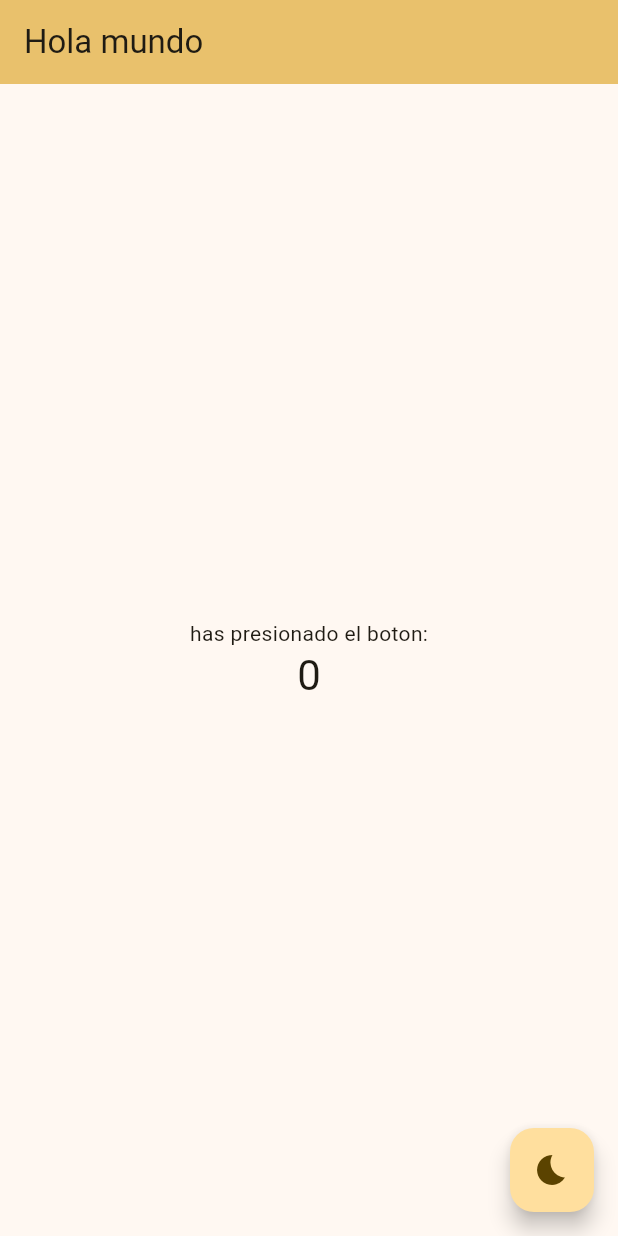
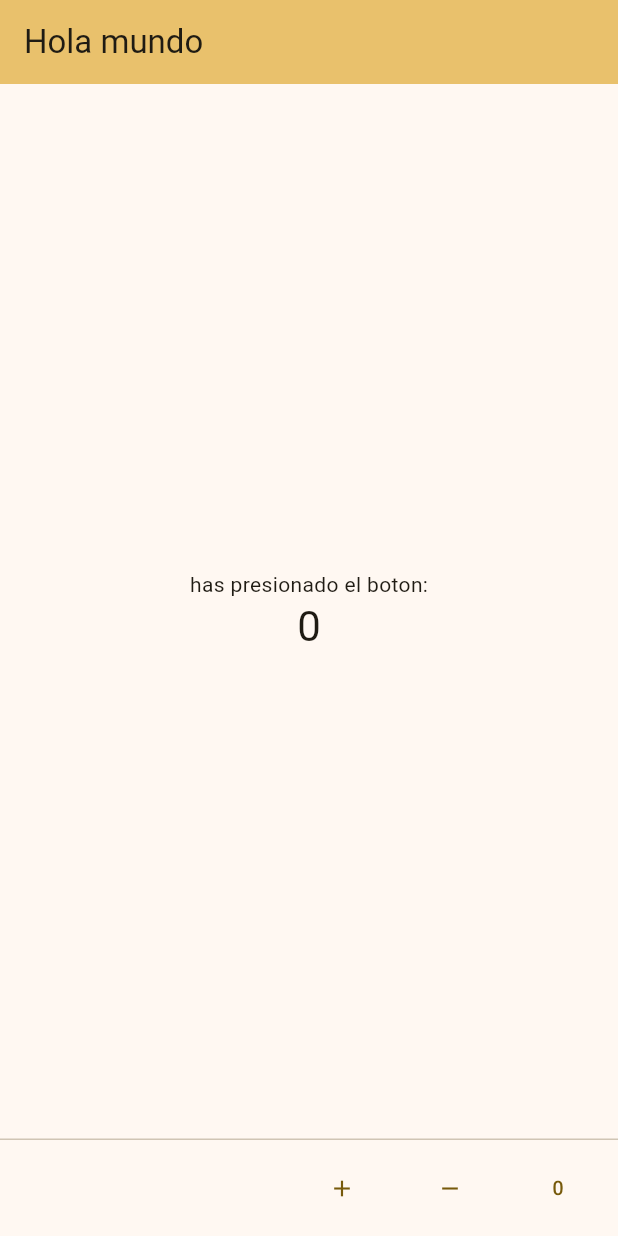
Before and after one commit to gekicchi/3479A321_2022479016, a Flutter app: the screen it shows after launch, on a phone screen of 412 x 824 dp. Run offline on Flutter 3.47's test engine with Material 3 defaults, Android fonts, the phone set to English and light mode, and no system bars.

Commit message:
cambios finales

```diff
--- a/lib/main.dart
+++ b/lib/main.dart
@@ -98,6 +98,7 @@
         // the App.build method, and use it to set our appbar title.
         title: Text(widget.title),
       ),
+      persistentFooterButtons: botonesDePie,
       body: Center(
         // Center is a layout widget. It takes a single child and positions it
         // in the middle of the parent.
@@ -127,11 +128,14 @@
           ],
         ),
       ),
-      floatingActionButton: FloatingActionButton(
-        onPressed: _incrementCounter,
-        tooltip: 'Increment',
-        child: const Icon(Icons.bedtime),
-      ), // This trailing comma makes auto-formatting nicer for build methods.
     );
   }
+
+  List<Widget> get botonesDePie {
+    return [
+      TextButton(onPressed: _incrementCounter, child: Icon(Icons.add)),
+      TextButton(onPressed: _decrementCounter, child: Icon(Icons.remove)),
+      TextButton(onPressed: _restartCounter, child: Icon(Icons.exposure_zero)),
+    ];
+  }
 }
```
